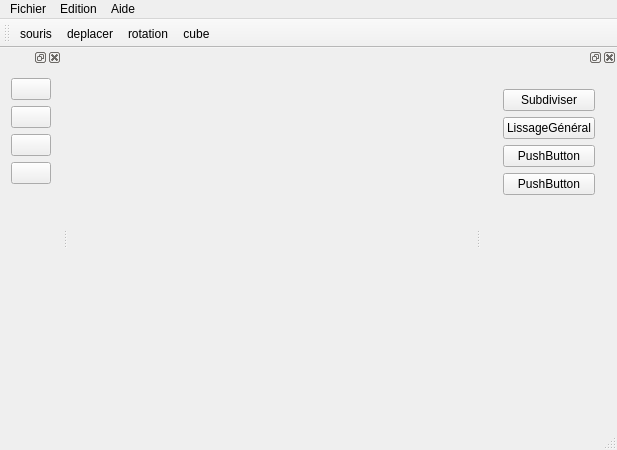
This is src/gui/mainWindow.ui in slvrgauthier/OpenSculpt as Qt 5 draws it before an edit. The edited form follows.
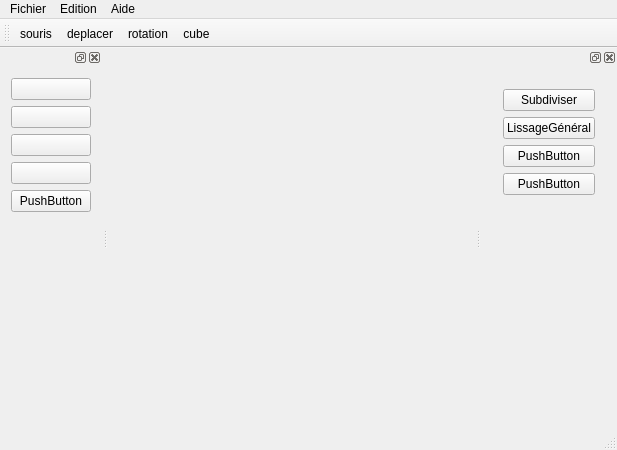
This is the edited form. Icons and pictures are not drawn. Custom widgets are drawn as their Qt base class.

The edit to the form file:
```diff
--- a/src/gui/mainWindow.ui
+++ b/src/gui/mainWindow.ui
@@ -203,6 +203,13 @@
        </property>
       </widget>
      </item>
+     <item>
+      <widget class="QPushButton" name="pushButton">
+       <property name="text">
+        <string>PushButton</string>
+       </property>
+      </widget>
+     </item>
      <item>
       <spacer name="verticalSpacer_2">
        <property name="orientation">
```
